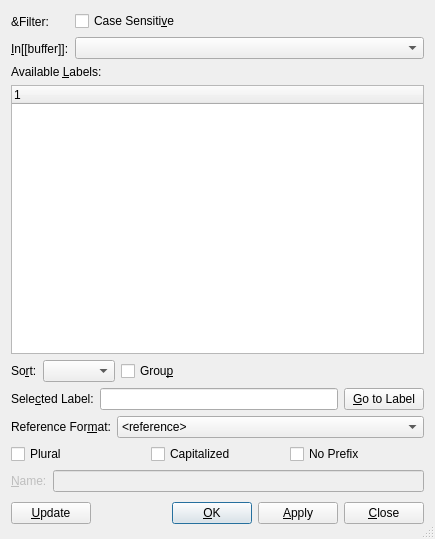
This is src/frontends/qt4/ui/RefUi.ui in cburschka/lyx as Qt 5 draws it before an edit. The edited form follows.
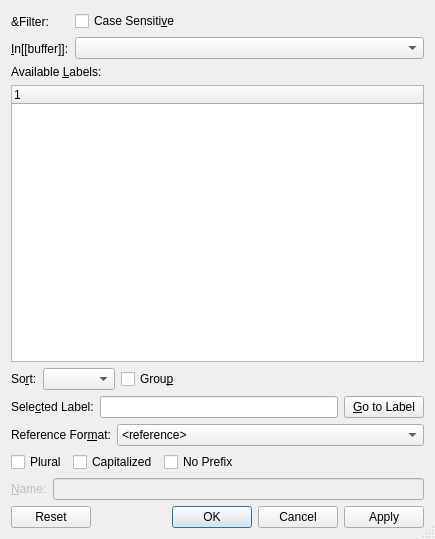
This is the edited form.

Commit message: QDialogButtonBox for the remaining dialogs.

Diff of the .ui file:
```diff
--- a/src/frontends/qt4/ui/RefUi.ui
+++ b/src/frontends/qt4/ui/RefUi.ui
@@ -312,70 +312,9 @@
       <number>0</number>
      </property>
      <item>
-      <widget class="QPushButton" name="updatePB">
-       <property name="sizePolicy">
-        <sizepolicy hsizetype="Preferred" vsizetype="Fixed">
-         <horstretch>0</horstretch>
-         <verstretch>0</verstretch>
-        </sizepolicy>
-       </property>
-       <property name="toolTip">
-        <string>Update the label list</string>
-       </property>
-       <property name="text">
-        <string>&amp;Update</string>
-       </property>
-      </widget>
-     </item>
-     <item>
-      <spacer>
-       <property name="orientation">
-        <enum>Qt::Horizontal</enum>
-       </property>
-       <property name="sizeType">
-        <enum>QSizePolicy::Expanding</enum>
-       </property>
-       <property name="sizeHint" stdset="0">
-        <size>
-         <width>31</width>
-         <height>30</height>
-        </size>
-       </property>
-      </spacer>
-     </item>
-     <item>
-      <widget class="QPushButton" name="okPB">
-       <property name="text">
-        <string>&amp;OK</string>
-       </property>
-       <property name="autoDefault">
-        <bool>true</bool>
-       </property>
-       <property name="default">
-        <bool>true</bool>
-       </property>
-      </widget>
-     </item>
-     <item>
-      <widget class="QPushButton" name="applyPB">
-       <property name="text">
-        <string>&amp;Apply</string>
-       </property>
-       <property name="autoDefault">
-        <bool>false</bool>
-       </property>
-       <property name="default">
-        <bool>false</bool>
-       </property>
-      </widget>
-     </item>
-     <item>
-      <widget class="QPushButton" name="closePB">
-       <property name="text">
-        <string>&amp;Close</string>
-       </property>
-       <property name="autoDefault">
-        <bool>false</bool>
+      <widget class="QDialogButtonBox" name="buttonBox">
+       <property name="standardButtons">
+        <set>QDialogButtonBox::Apply|QDialogButtonBox::Cancel|QDialogButtonBox::Ok|QDialogButtonBox::Reset</set>
        </property>
       </widget>
      </item>
@@ -413,6 +352,19 @@
        </property>
       </widget>
      </item>
+     <item>
+      <spacer name="horizontalSpacer_2">
+       <property name="orientation">
+        <enum>Qt::Horizontal</enum>
+       </property>
+       <property name="sizeHint" stdset="0">
+        <size>
+         <width>40</width>
+         <height>20</height>
+        </size>
+       </property>
+      </spacer>
+     </item>
     </layout>
    </item>
   </layout>
```
Left out of the diff: 8 changed lines with no effect on the pictures. The commit also changes 24 other files.
